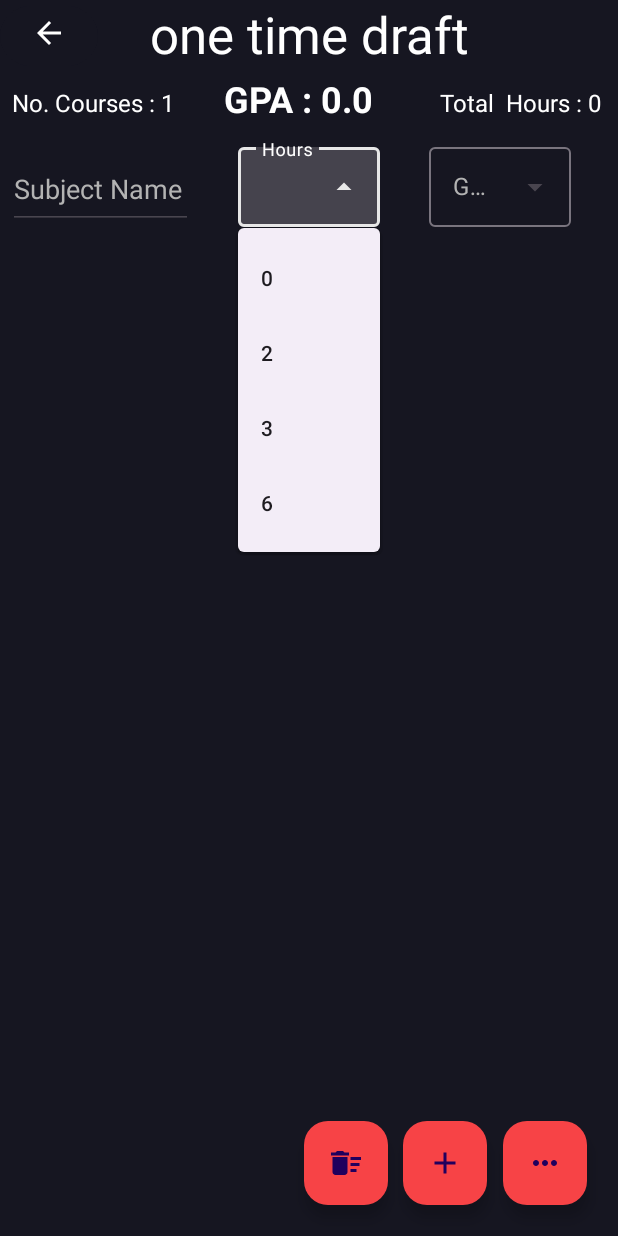
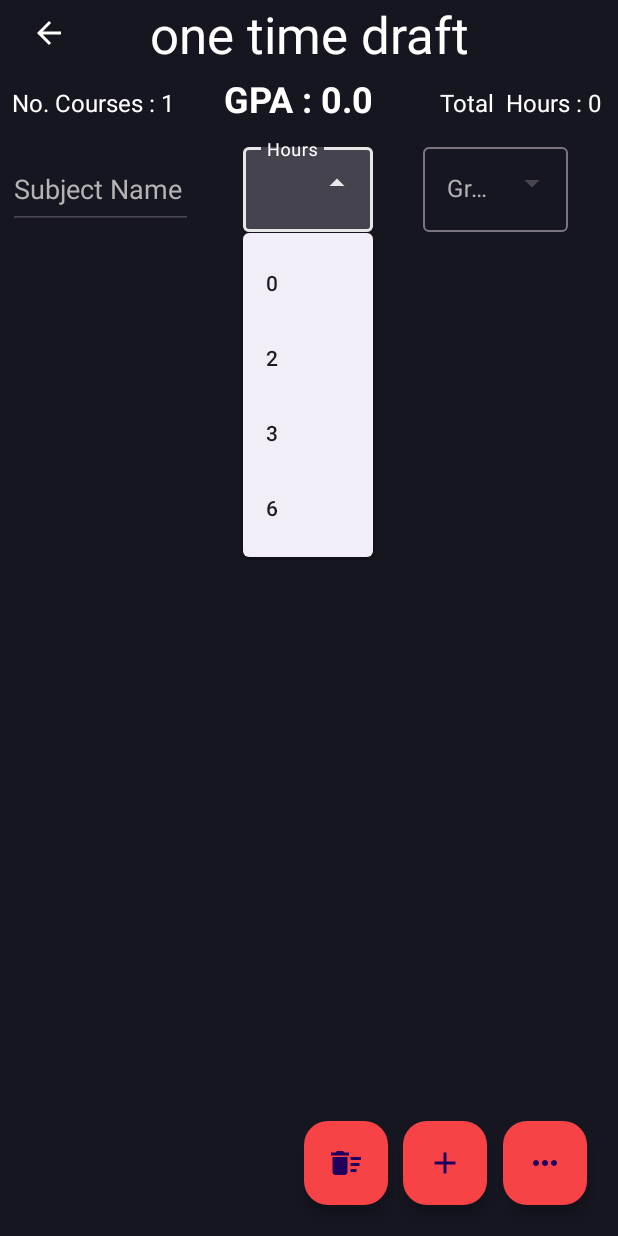
Before and after one commit to mohamed-ehab51/FCAI_GPA_Calc, an Android app: the Sessions screen opened directly, with no data from a screen before it, after a tap on an icon or button, on a phone screen of 412 x 824 dp. Run offline under Robolectric (Android 15) with nearby library versions, the phone set to English and light mode, and no system bars; our stand-ins replace sdp/ssp sizes; 2 other taps on this screen came first.

Commit message:
dimensions edit

```diff
--- a/app/src/main/res/layout/row.xml
+++ b/app/src/main/res/layout/row.xml
@@ -31,8 +31,8 @@
     <com.google.android.material.textfield.TextInputLayout
         android:id="@+id/editTextText1"
         style="@style/Widget.Material3.TextInputLayout.OutlinedBox.ExposedDropdownMenu"
-        android:layout_width="@dimen/_75sdp"
-        android:layout_height="@dimen/_46sdp"
+        android:layout_width="wrap_content"
+        android:layout_height="wrap_content"
         android:hint="Hours"
         android:inputType="text"
         android:textColorHint="#B3B3B3"
@@ -40,8 +40,8 @@
 
         <AutoCompleteTextView
             android:id="@+id/autoCompleteTextView20"
-            android:layout_width="@dimen/_73sdp"
-            android:layout_height="@dimen/_41sdp"
+            android:layout_width="wrap_content"
+            android:layout_height="wrap_content"
             android:textColor="@color/white" />
     </com.google.android.material.textfield.TextInputLayout>
 
@@ -53,16 +53,16 @@
     <com.google.android.material.textfield.TextInputLayout
         android:id="@+id/editTextText"
         style="@style/Widget.Material3.TextInputLayout.OutlinedBox.ExposedDropdownMenu"
-        android:layout_width="@dimen/_74sdp"
-        android:layout_height="@dimen/_46sdp"
+        android:layout_width="wrap_content"
+        android:layout_height="wrap_content"
         android:hint="Grade"
         android:inputType="text"
         android:textColorHint="#B3B3B3">
 
         <AutoCompleteTextView
             android:id="@+id/autoCompleteTextView2"
-            android:layout_width="@dimen/_73sdp"
-            android:layout_height="@dimen/_41sdp"
+            android:layout_width="wrap_content"
+            android:layout_height="wrap_content"
             android:textColor="@color/white" />
     </com.google.android.material.textfield.TextInputLayout>
 
```
Also changed, not shown: app/src/main/java/com/HANZO/gpa_fcai/MainActivity.java (+9 -2 lines), app/src/main/java/com/HANZO/gpa_fcai/Sessions.java (+8 -1 lines).
